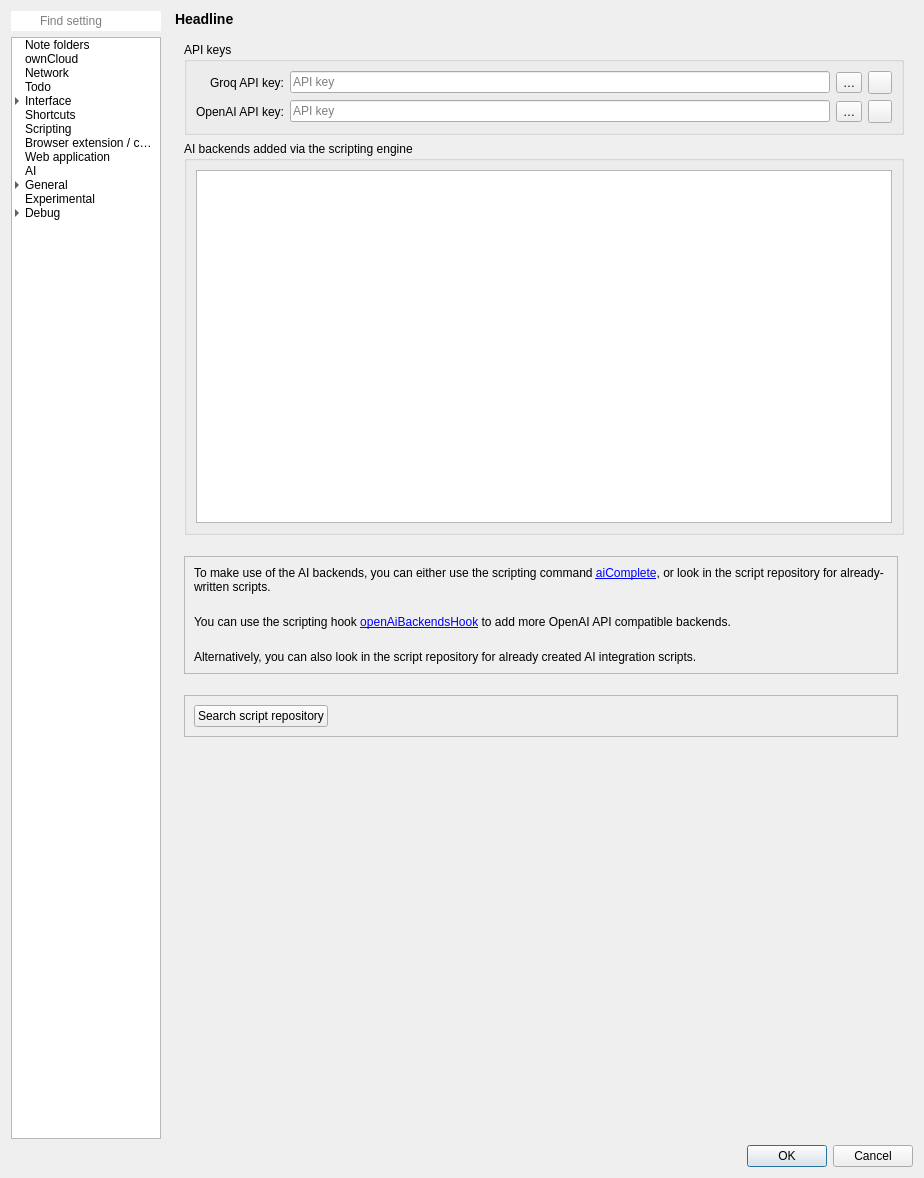
Above: src/dialogs/settingsdialog.ui from pbek/QOwnNotes before the change. Below: the same form after it.
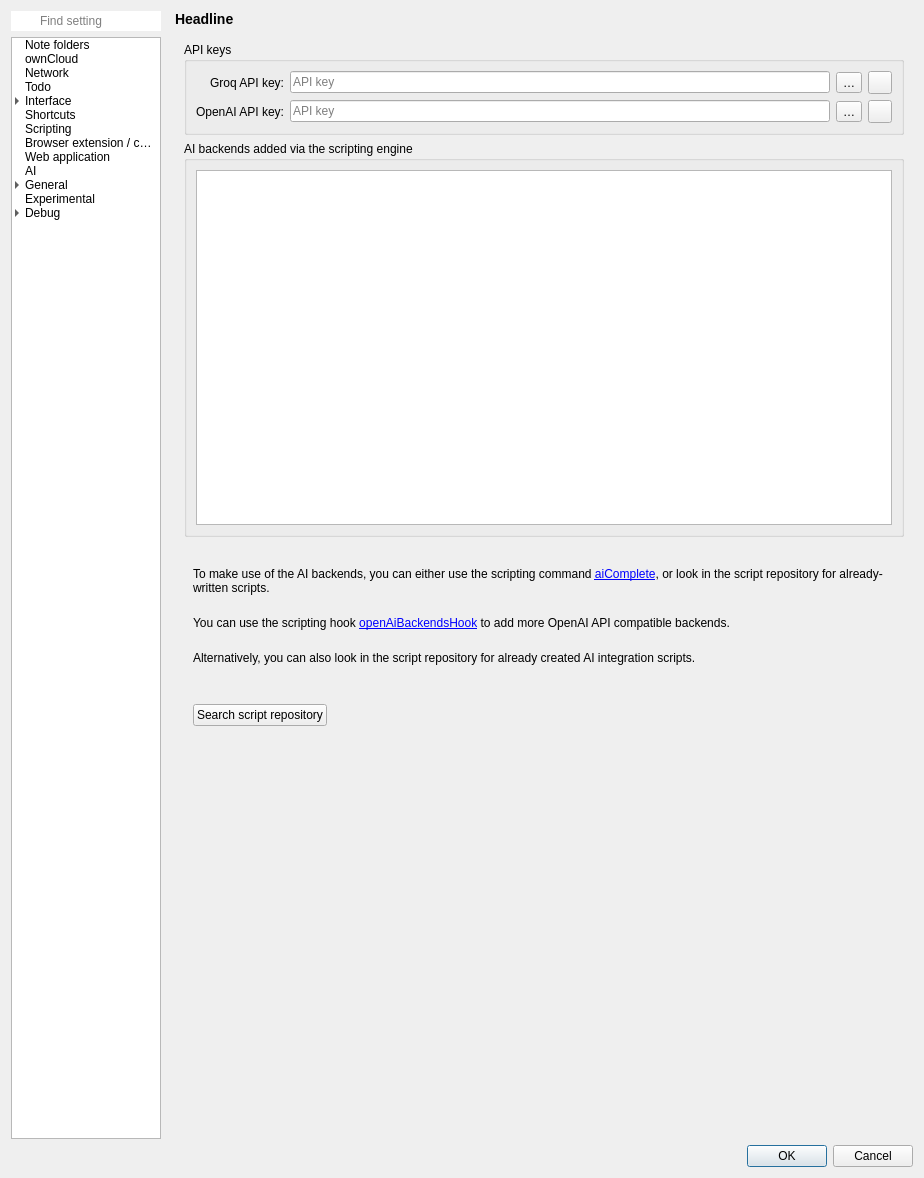
That is the form after the change. Icons and pictures are not drawn. Custom widgets are drawn as their Qt base class.

Commit message: #3064 fix: design glitch in dark mode

Diff of the .ui file:
```diff
--- a/src/dialogs/settingsdialog.ui
+++ b/src/dialogs/settingsdialog.ui
@@ -6924,12 +6924,6 @@
                  <height>100</height>
                 </size>
                </property>
-               <property name="frameShape">
-                <enum>QFrame::Shape::StyledPanel</enum>
-               </property>
-               <property name="frameShadow">
-                <enum>QFrame::Shadow::Raised</enum>
-               </property>
                <layout class="QVBoxLayout" name="verticalLayout_32">
                 <item>
                  <widget class="QLabel" name="openAiScriptingLabel3">
@@ -7071,12 +7065,6 @@
              </item>
              <item row="10" column="0">
               <widget class="QFrame" name="frame_7">
-               <property name="frameShape">
-                <enum>QFrame::Shape::StyledPanel</enum>
-               </property>
-               <property name="frameShadow">
-                <enum>QFrame::Shadow::Raised</enum>
-               </property>
                <layout class="QHBoxLayout" name="horizontalLayout_15">
                 <item>
                  <widget class="QPushButton" name="searchScriptRepositoryButton">
```
The commit also changes 1 other file.
